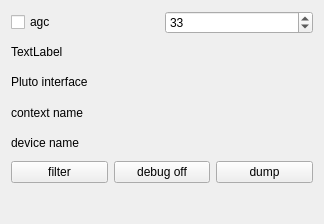
The window that qt-devices/pluto-handler-2/pluto-widget.ui (JvanKatwijk/qt-dab) describes before a commit, drawn with Qt 5.
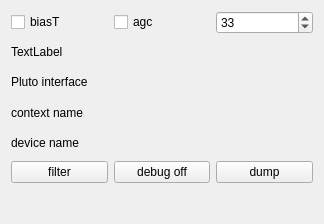
The same window after the commit.

What changed in the file:
```diff
--- a/qt-devices/pluto-handler-2/pluto-widget.ui
+++ b/qt-devices/pluto-handler-2/pluto-widget.ui
@@ -19,6 +19,13 @@
   <layout class="QVBoxLayout" name="verticalLayout">
    <item>
     <layout class="QHBoxLayout" name="horizontalLayout_2">
+     <item>
+      <widget class="QCheckBox" name="biasT_selector">
+       <property name="text">
+        <string>biasT</string>
+       </property>
+      </widget>
+     </item>
      <item>
       <widget class="QCheckBox" name="agcControl">
        <property name="text">
```
